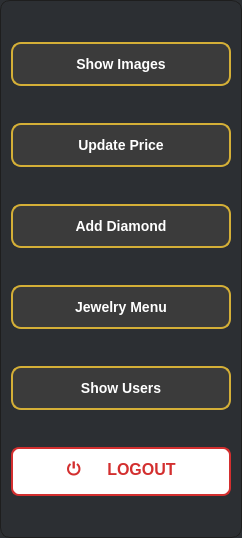
The window that adminmenubuttons.ui (MegaMineDSS/LuxeMine) describes before a commit, drawn with Qt 5.
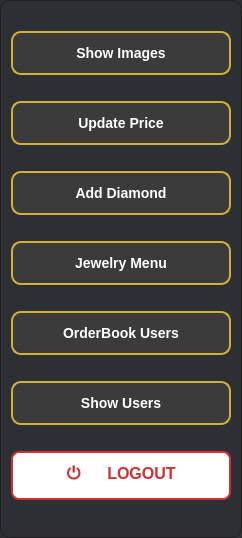
The same window after the commit. Icons and pictures are not drawn.

```diff
--- a/adminmenubuttons.ui
+++ b/adminmenubuttons.ui
@@ -435,6 +435,105 @@
      </property>
     </widget>
    </item>
+   <item>
+    <widget class="QPushButton" name="orderBookUsersPushButton">
+     <property name="styleSheet">
+      <string notr="true">/* General Button Styling */
+QPushButton {
+    background-color: #3b3b3b;  /* Dark background */
+    color: white;
+    font-size: 14px;
+    font-weight: bold;
+    border: 2px solid #d4af37;  /* Gold border */
+    border-radius: 10px;
+    padding: 12px 20px;
+    min-width: 100px;  /* Minimum width for consistency */
+    text-align: center;  /* Align text to the left for icons */
+    transition: all 0.3s ease;  /* Smooth transition */
+}
+
+/* Hover Effect */
+QPushButton:hover {
+    background-color: #f0a500;  /* Lighter gold on hover */
+    color: black;  /* Darker text on hover */
+    border-color: #ffcc00;  /* Brighter gold border */
+    box-shadow: 0 4px 12px rgba(0, 0, 0, 0.2);  /* Slight shadow on hover */
+}
+
+/* Pressed Effect */
+QPushButton:pressed {
+    background-color: #b57d2a;  /* Darker gold when pressed */
+    box-shadow: inset 0 2px 4px rgba(0, 0, 0, 0.4);  /* Inset shadow when pressed */
+}
+
+/* Specific Buttons with Icons */
+QPushButton#showImage {
+    background-image: url(:/icons/show_image.png);  /* Replace with actual image path */
+    background-repeat: no-repeat;
+    background-position: left center;
+    padding-left: 50px;  /* Padding for the icon */
+}
+QPushButton#addNewImage {
+    background-image: url(:/icons/add_new_image.png);  /* Image for Add New Image */
+    background-repeat: no-repeat;
+    background-position: left center;
+    padding-left: 50px;
+}
+QPushButton#updatePrice {
+    background-image: url(:/icons/update_price.png);  /* Image for Update Price */
+    background-repeat: no-repeat;
+    background-position: left center;
+    padding-left: 50px;
+}
+QPushButton#addDiamond {
+    background-image: url(:/icons/add_diamond.png);  /* Image for Add Diamond */
+    background-repeat: no-repeat;
+    background-position: left center;
+    padding-left: 50px;
+}
+QPushButton#showAdmin {
+    background-image: url(:/icons/show_admin.png);  /* Image for Show Admin */
+    background-repeat: no-repeat;
+    background-position: left center;
+    padding-left: 50px;
+}
+QPushButton#shareBackup {
+    background-image: url(:/icons/share_backup.png);  /* Image for Share Backup */
+    background-repeat: no-repeat;
+    background-position: left center;
+    padding-left: 50px;
+}
+QPushButton#logout {
+    background-image: url(:/icons/logout.png);  /* Image for Logout */
+    background-repeat: no-repeat;
+    background-position: left center;
+    padding-left: 50px;
+}
+QPushButton#goldButton {
+    background-image: url(:/icons/gold.png);  /* Image for Gold */
+    background-repeat: no-repeat;
+    background-position: left center;
+    padding-left: 50px;
+}
+QPushButton#diamondButton {
+    background-image: url(:/icons/diamond.png);  /* Image for Diamond */
+    background-repeat: no-repeat;
+    background-position: left center;
+    padding-left: 50px;
+}
+QPushButton#updateButton {
+    background-image: url(:/icons/update.png);  /* Image for Update */
+    background-repeat: no-repeat;
+    background-position: left center;
+    padding-left: 50px;
+}
+</string>
+     </property>
+     <property name="text">
+      <string>OrderBook Users</string>
+     </property>
+    </widget>
+   </item>
    <item>
     <widget class="QPushButton" name="show_users">
      <property name="font">
```
